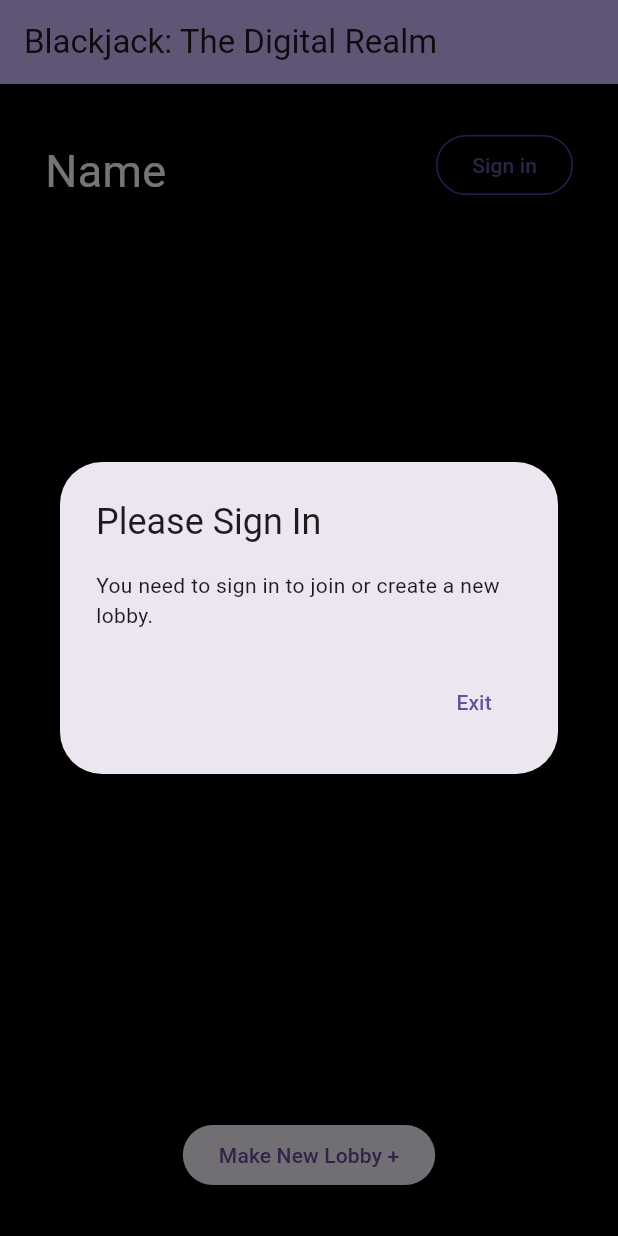
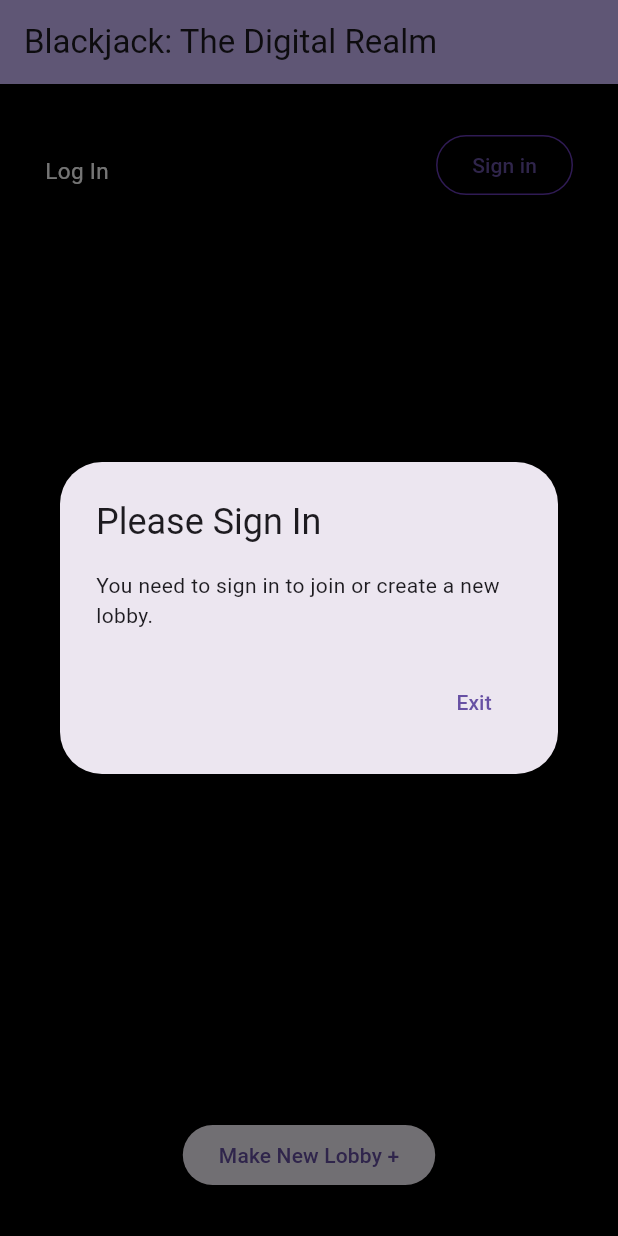
Before and after one commit to LeitMoth/blackjack-the-digital-realm, a Flutter app: the screen it shows after launch, after a tap on "Make New Lobby +", on a phone screen of 412 x 824 dp. Run offline on Flutter 3.47's test engine with Material 3 defaults, Android fonts, the phone set to English and light mode, and no system bars; our stand-ins replace cloud_firestore, firebase_auth, firebase_core, go_router, google_fonts; missing offline and left inert: firebase_ui_auth; accounts and stored records are empty.

Commit message:
update username display + size on lobby screen

```diff
--- a/lib/app_state.dart
+++ b/lib/app_state.dart
@@ -73,6 +73,8 @@ class LoggedInState {
   LoggedInState(void Function() notifyChangeCallback) {
     notifyChange = notifyChangeCallback;
 
+    name = FirebaseAuth.instance.currentUser?.displayName ?? "John Doe";
+
     gameSubscription = FirebaseFirestore.instance
         .collection('games')
         .orderBy('timestamp', descending: true)
@@ -122,6 +124,7 @@ class LoggedInState {
 
   late StreamSubscription<QuerySnapshot> gameSubscription;
   late void Function() notifyChange;
+  late String name;
   List<(String, GameState)> games = [];
   BlackjackState state = NoBlackjack();
 
--- a/lib/home_page.dart
+++ b/lib/home_page.dart
@@ -60,12 +60,12 @@ class _HomePageState extends State<HomePage> {
                       child: Row(
                         mainAxisAlignment: MainAxisAlignment.spaceBetween,
                         children: [
-                          const Text(
+                          Text(
                             // Make this either email or personable (check group)
-                            'Name',
-                            style: TextStyle(
+                            appState.loggedInState?.name ?? "Log In",
+                            style: const TextStyle(
                               color: Colors.white,
-                              fontSize: 30,
+                              fontSize: 15,
                             ),
                           ),
                           AuthFunc(
```
